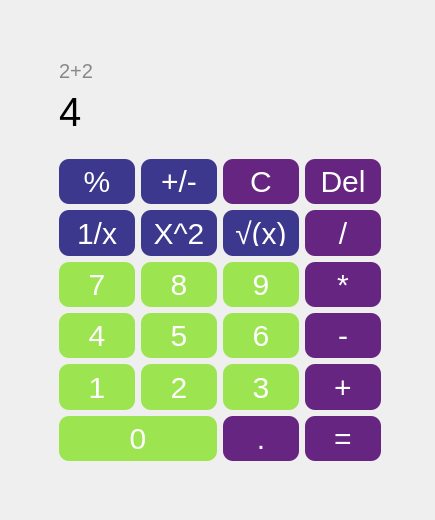
This is PhysicalCalculator/CalculateForm.ui in BunchSoftware/Physical-Calculator as Qt 5 draws it before an edit. The edited form follows.
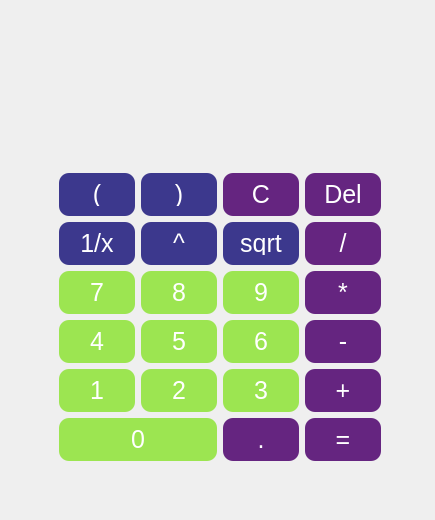
This is the edited form.

```diff
--- a/PhysicalCalculator/CalculateForm.ui
+++ b/PhysicalCalculator/CalculateForm.ui
@@ -29,7 +29,7 @@
    <string notr="true">QPushButton {
   color: white; 
   border: 1px solid gray;
-  font-size: 30px;
+  font-size: 25px;
 }</string>
   </property>
   <widget class="QWidget" name="centralwidget">
@@ -92,7 +92,7 @@
          </property>
          <property name="font">
           <font>
-           <pointsize>15</pointsize>
+           <pointsize>30</pointsize>
           </font>
          </property>
          <property name="styleSheet">
@@ -100,7 +100,7 @@
 color: rgb(136, 136, 136);</string>
          </property>
          <property name="text">
-          <string>2+2</string>
+          <string/>
          </property>
         </widget>
        </item>
@@ -114,14 +114,14 @@
          </property>
          <property name="font">
           <font>
-           <pointsize>30</pointsize>
+           <pointsize>25</pointsize>
           </font>
          </property>
          <property name="styleSheet">
           <string notr="true"/>
          </property>
          <property name="text">
-          <string>4</string>
+          <string/>
          </property>
         </widget>
        </item>
@@ -262,7 +262,7 @@
 }</string>
          </property>
          <property name="text">
-          <string>%</string>
+          <string>(</string>
          </property>
         </widget>
        </item>
@@ -329,7 +329,7 @@
 }</string>
          </property>
          <property name="text">
-          <string>X^2</string>
+          <string>^</string>
          </property>
         </widget>
        </item>
@@ -784,7 +784,7 @@
 }</string>
          </property>
          <property name="text">
-          <string>+/-</string>
+          <string>)</string>
          </property>
          <property name="iconSize">
           <size>
@@ -824,7 +824,7 @@
 }</string>
          </property>
          <property name="text">
-          <string>√(x)</string>
+          <string>sqrt</string>
          </property>
         </widget>
        </item>
```
